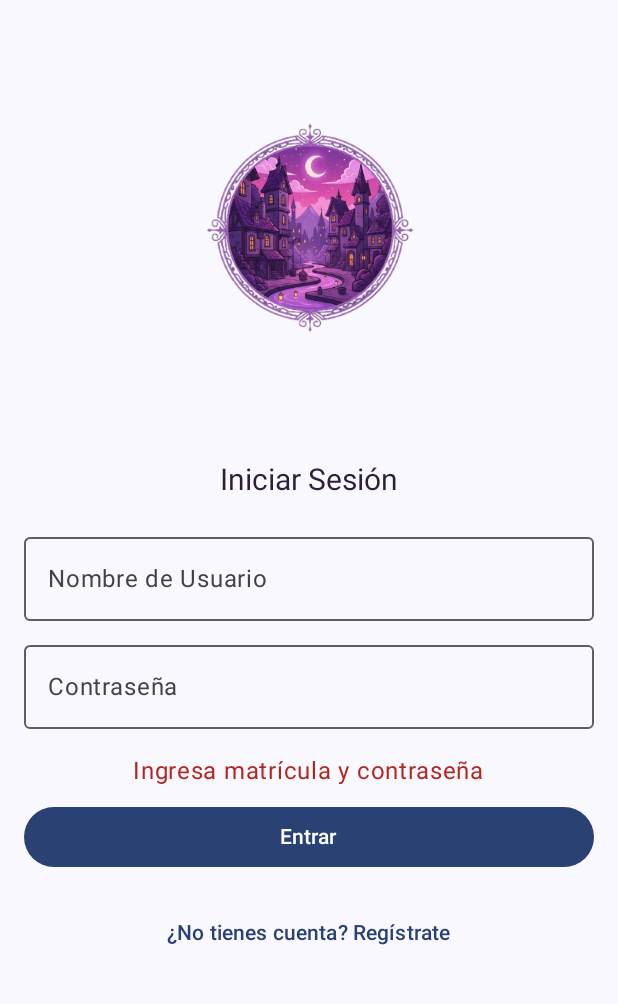
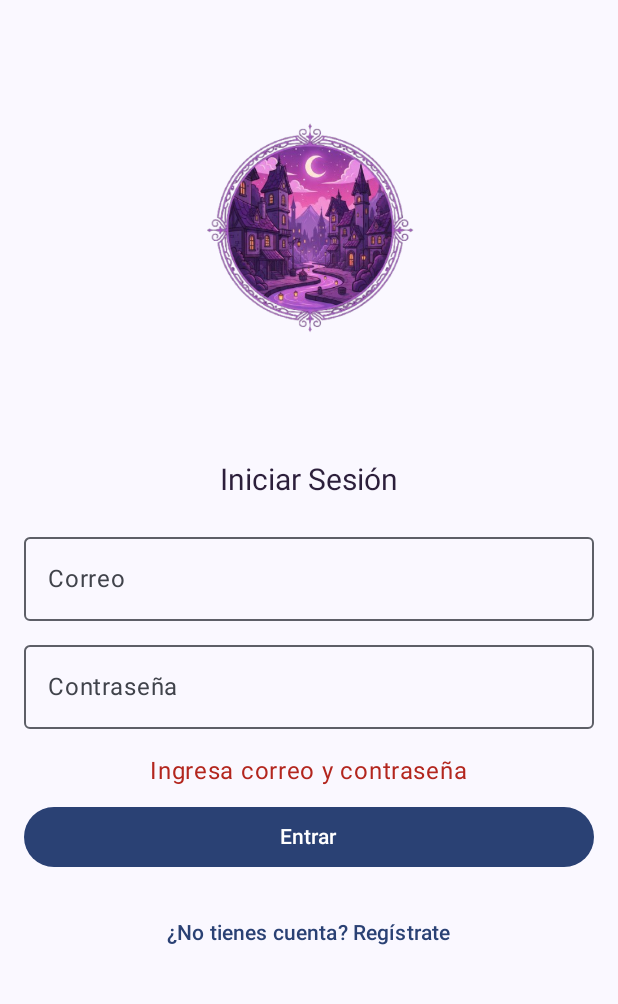
Before and after one commit to Evelinmq/CiudadSecreta, an Android app built with Jetpack Compose: the screen it shows after launch (MainActivity), after a tap on "Entrar", on a phone screen of 412 x 824 dp, the part 164-1168 px from its top. Run offline under Robolectric (Android 15) with nearby library versions, the phone set to English and light mode, and no system bars; libraries missing offline, so code that uses them is left out: org.osmdroid.util; network calls fail.

```diff
--- a/app/src/main/java/mx/edu/utez/ciudadsecreta/ui/screen/loginScreen.kt
+++ b/app/src/main/java/mx/edu/utez/ciudadsecreta/ui/screen/loginScreen.kt
@@ -79,7 +79,7 @@ fun LoginScreen(
         OutlinedTextField(
             value = viewModel.nombreUsuario,
             onValueChange = { viewModel.nombreUsuario = it },
-            label = { Text("Nombre de Usuario") },
+            label = { Text("Correo") },
             keyboardOptions = KeyboardOptions(keyboardType = KeyboardType.Text),
             modifier = Modifier.width(380.dp),
 
--- a/app/src/main/java/mx/edu/utez/ciudadsecreta/viewmodel/LoginViewModel.kt
+++ b/app/src/main/java/mx/edu/utez/ciudadsecreta/viewmodel/LoginViewModel.kt
@@ -19,7 +19,7 @@ class LoginViewModel(private val repository: UserRepository) : ViewModel() {
 
     fun onLoginClick() {
         if (nombreUsuario.isBlank() || contrasena.isBlank()) {
-            errorMessage = "Ingresa matrícula y contraseña"
+            errorMessage = "Ingresa correo y contraseña"
             return
         }
 
--- a/app/src/main/java/mx/edu/utez/ciudadsecreta/viewmodel/RegisterViewModel.kt
+++ b/app/src/main/java/mx/edu/utez/ciudadsecreta/viewmodel/RegisterViewModel.kt
@@ -11,13 +11,13 @@ import mx.edu.utez.ciudadsecreta.repository.UserRepository
 
 class RegisterViewModel(private val repository: UserRepository) : ViewModel() {
 
-    // Estados para los campos de texto
+
     var nombre by mutableStateOf("")
     var correo by mutableStateOf("")
     var password by mutableStateOf("")
     var confirmPassword by mutableStateOf("")
 
-    // Estado para la UI (Carga y mensajes)
+
     var isLoading by mutableStateOf(false)
     var errorMessage by mutableStateOf<String?>(null)
     var successMessage by mutableStateOf<String?>(null)
```
Also changed, not shown: app/src/main/java/mx/edu/utez/ciudadsecreta/viewmodel/PuntoViewModel.kt (+0 -8 lines).
